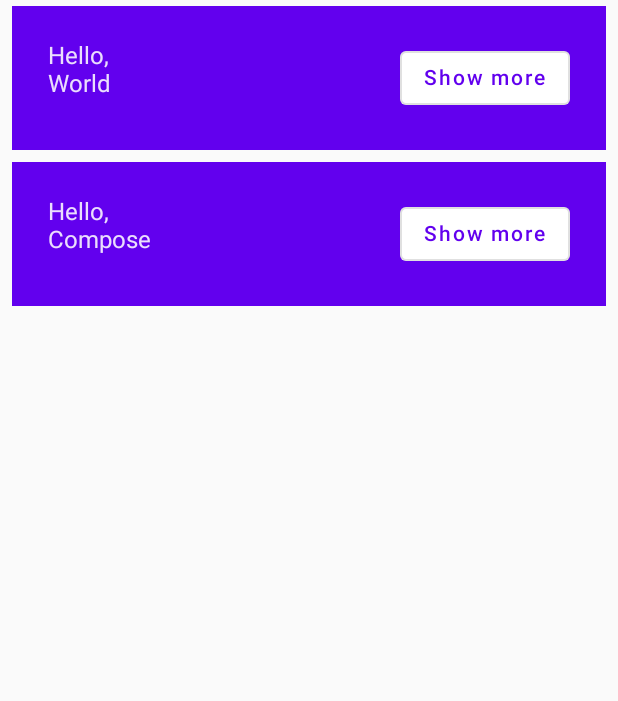
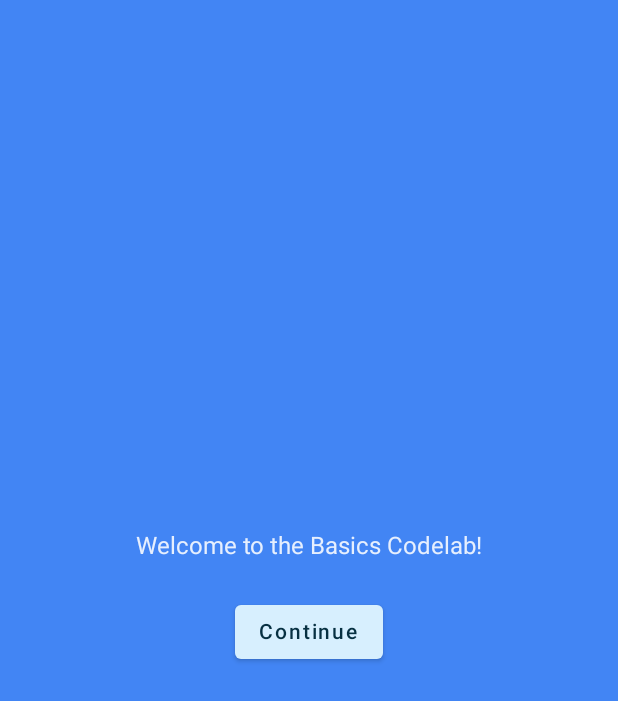
Before and after one commit to thiagomonteiro03/BasicsCodelabs, an Android app built with Jetpack Compose: the screen it shows after launch (MainActivity), on a phone screen of 412 x 824 dp. Shown: the top 701 px of the screen. Run offline under Robolectric (Android 15) with nearby library versions, the phone set to English and light mode, and no system bars.

Commit message:
feat: Criando lazyColumns e aprendendo a personalizar um app com temas

```diff
--- a/app/build.gradle
+++ b/app/build.gradle
@@ -53,7 +53,8 @@ dependencies {
     implementation 'androidx.activity:activity-compose:1.3.1'
     implementation "androidx.compose.ui:ui:$compose_ui_version"
     implementation "androidx.compose.ui:ui-tooling-preview:$compose_ui_version"
-    implementation 'androidx.compose.material:material:1.1.1'
+    implementation "androidx.compose.material:material-icons-extended:$compose_ui_version"
+    implementation "androidx.compose.material:material:$compose_ui_version"
     testImplementation 'junit:junit:4.13.2'
     androidTestImplementation 'androidx.test.ext:junit:1.1.3'
     androidTestImplementation 'androidx.test.espresso:espresso-core:3.4.0'
--- a/app/src/main/java/com/example/basicscodelabs/MainActivity.kt
+++ b/app/src/main/java/com/example/basicscodelabs/MainActivity.kt
@@ -1,19 +1,29 @@
 package com.example.basicscodelabs
 
+import android.content.res.Configuration.UI_MODE_NIGHT_YES
 import android.os.Bundle
 import androidx.activity.ComponentActivity
 import androidx.activity.compose.setContent
-import androidx.compose.foundation.layout.Column
-import androidx.compose.foundation.layout.Row
-import androidx.compose.foundation.layout.fillMaxWidth
-import androidx.compose.foundation.layout.padding
-import androidx.compose.material.MaterialTheme
-import androidx.compose.material.OutlinedButton
-import androidx.compose.material.Surface
-import androidx.compose.material.Text
-import androidx.compose.runtime.Composable
+import androidx.compose.animation.animateContentSize
+import androidx.compose.animation.core.Spring
+import androidx.compose.animation.core.animateDpAsState
+import androidx.compose.animation.core.spring
+import androidx.compose.foundation.layout.*
+import androidx.compose.foundation.lazy.LazyColumn
+import androidx.compose.foundation.lazy.items
+import androidx.compose.material.*
+import androidx.compose.material.icons.Icons
+import androidx.compose.material.icons.filled.ExpandLess
+import androidx.compose.material.icons.filled.ExpandMore
+import androidx.compose.runtime.*
+import androidx.compose.runtime.saveable.rememberSaveable
+import androidx.compose.ui.Alignment
 import androidx.compose.ui.Modifier
+import androidx.compose.ui.res.painterResource
+import androidx.compose.ui.res.stringResource
+import androidx.compose.ui.text.font.FontWeight
 import androidx.compose.ui.tooling.preview.Preview
+import androidx.compose.ui.unit.coerceAtLeast
 import androidx.compose.ui.unit.dp
 import com.example.basicscodelabs.ui.theme.BasicsCodelabsTheme
 
@@ -29,9 +39,20 @@ class MainActivity : ComponentActivity() {
 }
 
 @Composable
-private fun MyApp(names: List<String> = listOf("World", "Compose")) {
-    Column {
-        for (name in names){
+private fun MyApp() {
+    var shouldShowOnboarding by rememberSaveable { mutableStateOf(true) }
+
+    if (shouldShowOnboarding) {
+        OnboardingScreen(onContinueClicked = { shouldShowOnboarding = false })
+    } else {
+        Greetings()
+    }
+}
+
+@Composable
+private fun Greetings(names: List<String> = List(1000) { "$it" }) {
+    LazyColumn(modifier = Modifier.padding(vertical = 4.dp)) {
+        items(items = names) { name ->
             Greeting(name = name)
         }
     }
@@ -39,25 +60,103 @@ private fun MyApp(names: List<String> = listOf("World", "Compose")) {
 
 @Composable
 fun Greeting(name: String) {
-    Surface(color = MaterialTheme.colors.primary,
-    modifier = Modifier.padding(vertical = 4.dp, horizontal = 8.dp)) {
+    Card(
+        backgroundColor = MaterialTheme.colors.primary,
+        modifier = Modifier.padding(vertical = 4.dp, horizontal = 8.dp)
+    ) {
+        CardContent(name)
+    }
+}
+
+@Composable
+fun CardContent(name: String) {
+    val expanded = remember { mutableStateOf(false) }
+
+    val extraPadding by animateDpAsState(
+        if (expanded.value) 48.dp else 0.dp,
+        animationSpec = spring(
+            dampingRatio = Spring.DampingRatioMediumBouncy,
+            stiffness = Spring.StiffnessLow
+        )
+    )
+
+    Row(
+        modifier = Modifier
+            .padding(vertical = 4.dp, horizontal = 8.dp)
+            .animateContentSize(
+                animationSpec = spring(
+                    dampingRatio = Spring.DampingRatioMediumBouncy,
+                    stiffness = Spring.StiffnessLow
+                )
+            )
+    ) {
         Row(modifier = Modifier.padding(24.dp)) {
-            Column(modifier = Modifier
-                .weight(1f)){
+            Column(
+                modifier = Modifier
+                    .weight(1f)
+                    .padding(bottom = extraPadding.coerceAtLeast(0.dp))
+            ) {
                 Text(text = "Hello,")
-                Text(text = name)
+                Text(
+                    text = name, style = MaterialTheme.typography.h4.copy(
+                        fontWeight = FontWeight.ExtraBold
+                    )
+                )
+                if (expanded.value) {
+                    Text(
+                        text = ("Composem ipsum color sit lazy, " +
+                                "padding theme elit, sed do bouncy. ").repeat(4),
+                    )
+                }
             }
-            OutlinedButton(onClick = { /*TODO*/ }) {
-                Text(text = "Show more")
+            IconButton(onClick = { expanded.value = !expanded.value }) {
+                Icon(
+                    imageVector = if (expanded.value) Icons.Filled.ExpandLess else Icons.Filled.ExpandMore,
+                    contentDescription = if (expanded.value) stringResource(id = R.string.show_less)
+                    else stringResource(id = R.string.show_more)
+                )
             }
         }
     }
 }
 
+@Preview(
+    showBackground = true,
+    widthDp = 320,
+    uiMode = UI_MODE_NIGHT_YES,
+    name = "DefaultPreviewDark"
+)
 @Preview(showBackground = true, widthDp = 320)
 @Composable
 fun DefaultPreview() {
     BasicsCodelabsTheme {
-        MyApp()
+        Greetings()
     }
 }
+
+@Composable
+fun OnboardingScreen(onContinueClicked: () -> Unit) {
+    Surface {
+        Column(
+            modifier = Modifier.fillMaxSize(),
+            verticalArrangement = Arrangement.Center,
+            horizontalAlignment = Alignment.CenterHorizontally
+        ) {
+            Text("Welcome to the Basics Codelab!")
+            Button(
+                modifier = Modifier.padding(vertical = 24.dp),
+                onClick = onContinueClicked
+            ) {
+                Text("Continue")
+            }
+        }
+    }
+}
+
+@Preview(showBackground = true, widthDp = 320, heightDp = 320)
+@Composable
+fun OnboardingPreview() {
+    BasicsCodelabsTheme {
+        OnboardingScreen(onContinueClicked = {}) //Do nothing on click.
+    }
+}
--- a/app/src/main/java/com/example/basicscodelabs/ui/theme/Color.kt
+++ b/app/src/main/java/com/example/basicscodelabs/ui/theme/Color.kt
@@ -6,3 +6,8 @@ val Purple200 = Color(0xFFBB86FC)
 val Purple500 = Color(0xFF6200EE)
 val Purple700 = Color(0xFF3700B3)
 val Teal200 = Color(0xFF03DAC5)
+
+val Navy = Color(0xFF073042)
+val Blue = Color(0xFF4285F4)
+val LightBlue = Color(0xFFD7EFFE)
+val Chartreuse = Color(0xFFEFF7CF)
--- a/app/src/main/java/com/example/basicscodelabs/ui/theme/Theme.kt
+++ b/app/src/main/java/com/example/basicscodelabs/ui/theme/Theme.kt
@@ -5,17 +5,20 @@ import androidx.compose.material.MaterialTheme
 import androidx.compose.material.darkColors
 import androidx.compose.material.lightColors
 import androidx.compose.runtime.Composable
+import androidx.compose.ui.graphics.Color
 
 private val DarkColorPalette = darkColors(
-    primary = Purple200,
-    primaryVariant = Purple700,
-    secondary = Teal200
+    surface = Blue,
+    onSurface = Navy,
+    primary = Navy,
+    onPrimary = Chartreuse
 )
 
 private val LightColorPalette = lightColors(
-    primary = Purple500,
-    primaryVariant = Purple700,
-    secondary = Teal200
+    surface = Blue,
+    onSurface = Color.White,
+    primary = LightBlue,
+    onPrimary = Navy
 
     /* Other default colors to override
     background = Color.White,
--- a/app/src/main/res/values/strings.xml
+++ b/app/src/main/res/values/strings.xml
@@ -1,3 +1,5 @@
 <resources>
     <string name="app_name">Basics Codelabs</string>
+    <string name="show_less">Show Less</string>
+    <string name="show_more">Show More</string>
 </resources>
```
